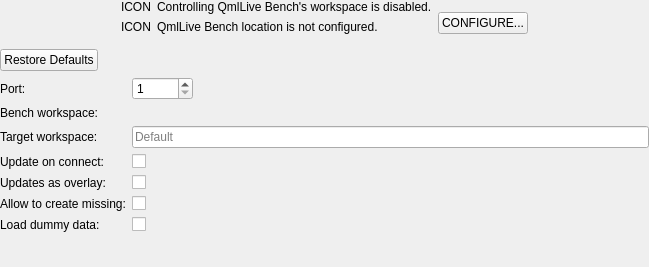
Qt form src/plugins/mer/merrunconfigurationaspectqmllivedetailswidget.ui (sailfishos/sailfish-qtcreator) before a commit.
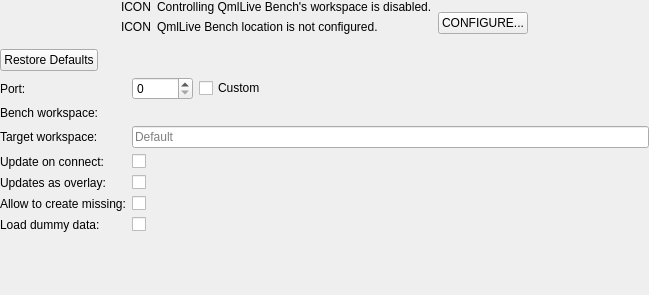
The same form after that commit. Custom widgets are drawn as their Qt base class.

Commit message:
Mer: Use device's first configured QmlLive port by default
With multiple emulators installed, the usual 10234 port is only used by
the latest emulator.

```diff
--- a/src/plugins/mer/merrunconfigurationaspectqmllivedetailswidget.ui
+++ b/src/plugins/mer/merrunconfigurationaspectqmllivedetailswidget.ui
@@ -7,7 +7,7 @@
     <x>0</x>
     <y>0</y>
     <width>649</width>
-    <height>267</height>
+    <height>295</height>
    </rect>
   </property>
   <property name="windowTitle">
@@ -130,6 +130,8 @@
       </widget>
      </item>
      <item row="0" column="1">
+      <layout class="QHBoxLayout" name="horizontalLayout_3">
+       <item>
       <widget class="QSpinBox" name="port">
        <property name="sizePolicy">
         <sizepolicy hsizetype="Fixed" vsizetype="Fixed">
@@ -138,12 +140,21 @@
         </sizepolicy>
        </property>
        <property name="minimum">
-        <number>1</number>
+          <number>0</number>
        </property>
        <property name="maximum">
         <number>65535</number>
        </property>
       </widget>
+       </item>
+       <item>
+        <widget class="QCheckBox" name="useCustomPort">
+         <property name="text">
+          <string>Custom</string>
+         </property>
+        </widget>
+       </item>
+      </layout>
      </item>
      <item row="1" column="0">
       <widget class="QLabel" name="label_6">
```
Lines whose indentation alone changed are shown as unchanged. The commit also changes 2 other files.
